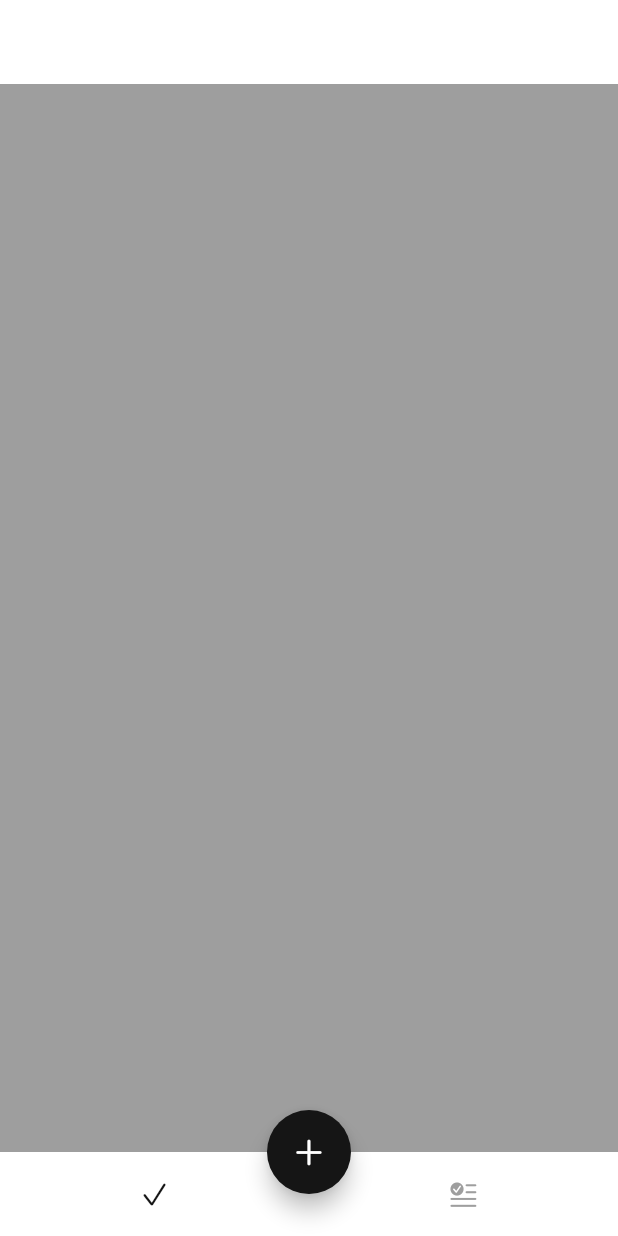
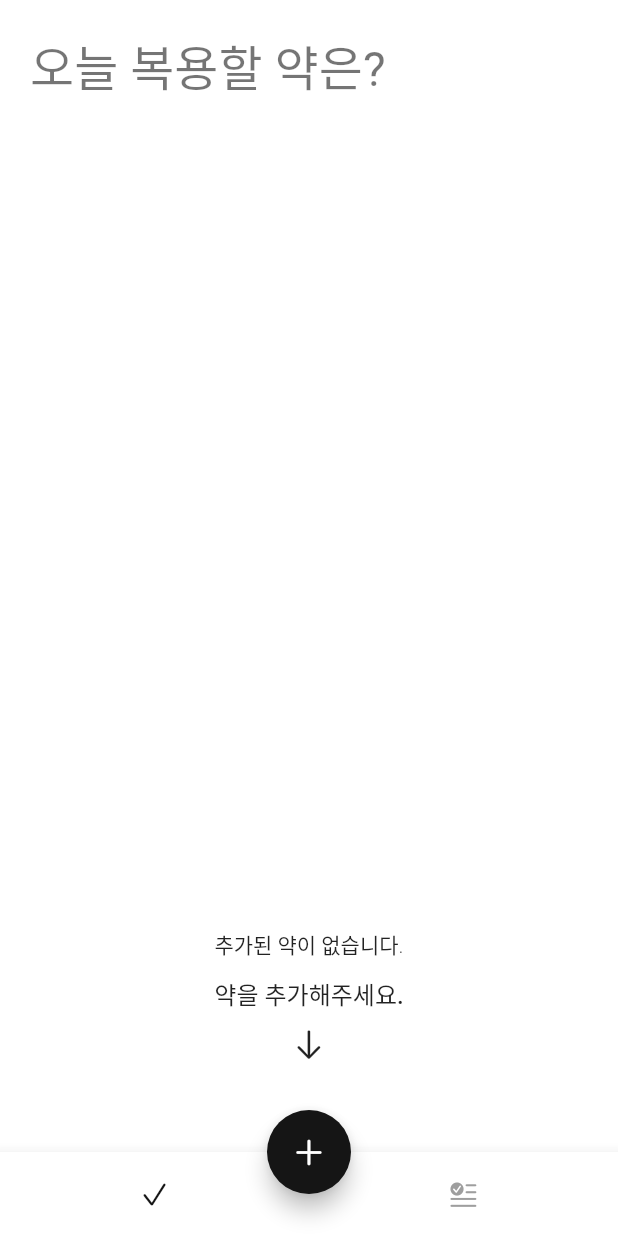
Before and after one commit to Tylor-Jung/medicineApp, a Flutter app: the screen it shows after launch, on a phone screen of 412 x 824 dp. Run offline on Flutter 3.47's test engine with Material 2 defaults, Android fonts, the phone set to English and light mode, and no system bars; our stand-ins replace flutter_local_notifications, flutter_native_timezone, hive, hive_flutter, image_picker, permission_handler and 1 more; accounts and stored records are empty; Roboto replaces fonts that are missing (GmarketSans).

Commit message:
feat: 목록창 + 약 목록 empty창,  메시지

```diff
--- /dev/null
+++ b/lib/models/medicine_alarm.dart
@@ -0,0 +1,9 @@
+class MedicineAlarm {
+  MedicineAlarm(this.id, this.name, this.imagePath, this.alarmTime, this.key);
+
+  final int id;
+  final String name;
+  final String? imagePath;
+  final String alarmTime;
+  final int key;
+}
--- a/lib/pages/home_page.dart
+++ b/lib/pages/home_page.dart
@@ -1,4 +1,5 @@
 import 'package:app_project/components/app_colors.dart';
+import 'package:app_project/components/app_constants.dart';
 import 'package:app_project/pages/history/history_page.dart';
 import 'package:app_project/pages/today/today_page.dart';
 import 'package:flutter/cupertino.dart';
@@ -16,36 +17,30 @@ class homePage extends StatefulWidget {
 class _homePageState extends State<homePage> {
   int _currentIndex = 0;
   final _pages = [
-    const TodayPage(),
+    TodayPage(),
     const HistoryPage(),
   ];
 
   @override
   Widget build(BuildContext context) {
-    return Container(
-      color: Colors.white,
-      child: SafeArea(
-        top: false,
-        child: Scaffold(
-          appBar: AppBar(),
-          body: _pages[_currentIndex],
-          floatingActionButton: FloatingActionButton(
-            onPressed: _onAddMedicine,
-            child: const Icon(
-              CupertinoIcons.add,
-            ),
-          ),
-          floatingActionButtonLocation:
-              FloatingActionButtonLocation.centerDocked,
-          bottomNavigationBar: _buildBottomAppBar(),
+    return Scaffold(
+      body: Padding(
+        padding: pagePadding,
+        child: SafeArea(child: _pages[_currentIndex]),
+      ),
+      floatingActionButton: FloatingActionButton(
+        onPressed: _onAddMedicine,
+        child: const Icon(
+          CupertinoIcons.add,
         ),
       ),
+      floatingActionButtonLocation: FloatingActionButtonLocation.centerDocked,
+      bottomNavigationBar: _buildBottomAppBar(),
     );
   }
 
   BottomAppBar _buildBottomAppBar() {
     return BottomAppBar(
-      elevation: 0,
       child: Container(
         height: kBottomNavigationBarHeight,
         color: Colors.white,
--- /dev/null
+++ b/lib/pages/today/today_empty_widget.dart
@@ -0,0 +1,27 @@
+import 'package:app_project/components/app_constants.dart';
+import 'package:flutter/cupertino.dart';
+import 'package:flutter/material.dart';
+
+class TodayEmpty extends StatelessWidget {
+  const TodayEmpty({Key? key}) : super(key: key);
+
+  @override
+  Widget build(BuildContext context) {
+    return Container(
+      child: Column(
+        mainAxisAlignment: MainAxisAlignment.end,
+        children: [
+          const Center(child: Text('추가된 약이 없습니다.')),
+          const SizedBox(height: smallSpace),
+          Text(
+            '약을 추가해주세요.',
+            style: Theme.of(context).textTheme.subtitle1,
+          ),
+          const SizedBox(height: smallSpace),
+          const Icon(CupertinoIcons.arrow_down),
+          const SizedBox(height: largeSpace)
+        ],
+      ),
+    );
+  }
+}
--- a/lib/pages/today/today_page.dart
+++ b/lib/pages/today/today_page.dart
@@ -1,12 +1,164 @@
+import 'dart:io';
+
+import 'package:app_project/components/app_constants.dart';
+import 'package:app_project/main.dart';
+import 'package:app_project/models/medicine_alarm.dart';
+import 'package:app_project/pages/today/today_empty_widget.dart';
+import 'package:flutter/cupertino.dart';
 import 'package:flutter/material.dart';
+import 'package:hive_flutter/hive_flutter.dart';
+
+import '../../models/medicine.dart';
 
 class TodayPage extends StatelessWidget {
   const TodayPage({Key? key}) : super(key: key);
 
   @override
   Widget build(BuildContext context) {
-    return Container(
-      color: Colors.grey,
+    return Column(crossAxisAlignment: CrossAxisAlignment.start, children: [
+      Text(
+        '오늘 복용할 약은?',
+        style: Theme.of(context).textTheme.headline4,
+      ),
+      const SizedBox(height: regularSpace),
+      Expanded(
+        child: ValueListenableBuilder(
+          valueListenable: medicineRepository.medicineBox.listenable(),
+          builder: _builderMedicineListView,
+        ),
+      ),
+    ]);
+  }
+
+  Widget _builderMedicineListView(context, Box<Medicine> box, _) {
+    final medicines = box.values.toList();
+    final medicineAlarms = <MedicineAlarm>[];
+
+    if (medicines.isEmpty) {
+      return const TodayEmpty();
+    }
+
+    for (var medicine in medicines) {
+      for (var alarm in medicine.alarms) {
+        medicineAlarms.add(MedicineAlarm(
+          medicine.id,
+          medicine.name,
+          medicine.imagePath,
+          alarm,
+          medicine.key,
+        ));
+      }
+    }
+
+    return Column(
+      children: [
+        const Divider(height: 1, thickness: 1.0),
+        Expanded(
+          child: ListView.separated(
+            padding: const EdgeInsets.symmetric(vertical: smallSpace),
+            itemCount: medicineAlarms.length,
+            itemBuilder: (context, index) {
+              return MedicinListTile(
+                medicineAlarm: medicineAlarms[index],
+              );
+            },
+            separatorBuilder: (context, index) {
+              return const Divider(
+                height: regularSpace,
+              );
+            },
+          ),
+        ),
+        const Divider(height: 1, thickness: 1.0),
+      ],
     );
   }
 }
+
+class MedicinListTile extends StatelessWidget {
+  const MedicinListTile({
+    Key? key,
+    required this.medicineAlarm,
+  }) : super(key: key);
+
+  final MedicineAlarm medicineAlarm;
+
+  @override
+  Widget build(BuildContext context) {
+    final textStyle = Theme.of(context).textTheme.bodyText2;
+
+    return Container(
+      child: Row(
+        children: [
+          CupertinoButton(
+            padding: EdgeInsets.zero,
+            onPressed: () {},
+            child: CircleAvatar(
+              radius: 40,
+              foregroundImage: medicineAlarm.imagePath == null
+                  ? null
+                  : FileImage(
+                      File(medicineAlarm.imagePath!),
+                    ),
+            ),
+          ),
+          const SizedBox(width: smallSpace),
+          Expanded(
+            child: Column(
+              crossAxisAlignment: CrossAxisAlignment.start,
+              children: [
+                Text('🕑${medicineAlarm.alarmTime}', style: textStyle),
+                const SizedBox(height: 6),
+                Wrap(
+                  crossAxisAlignment: WrapCrossAlignment.center,
+                  children: [
+                    Text('${medicineAlarm.name},', style: textStyle),
+                    TileActionButton(onTap: () {}, title: '지금'),
+                    Text('|', style: textStyle),
+                    TileActionButton(onTap: () {}, title: '아까'),
+                    Text('먹었어요!', style: textStyle),
+                  ],
+                )
+              ],
+            ),
+          ),
+          CupertinoButton(
+              onPressed: () {
+                medicineRepository.deleteMedicine(medicineAlarm.key);
+              },
+              child: const Icon(CupertinoIcons.ellipsis_vertical)),
+        ],
+      ),
+    );
+  }
+}
+
+class TileActionButton extends StatelessWidget {
+  const TileActionButton({
+    Key? key,
+    required this.onTap,
+    required this.title,
+  }) : super(key: key);
+
+  final VoidCallback onTap;
+  final String title;
+
+  @override
+  Widget build(BuildContext context) {
+    final buttonTextStyle = Theme.of(context)
+        .textTheme
+        .bodyText2
+        ?.copyWith(fontWeight: FontWeight.w500);
+
+    return GestureDetector(
+      onTap: onTap,
+      child: Padding(
+        padding: const EdgeInsets.all(8.0),
+        child: Text(
+          title,
+          style: buttonTextStyle,
+        ),
+      ),
+    );
+  }
+}
```
